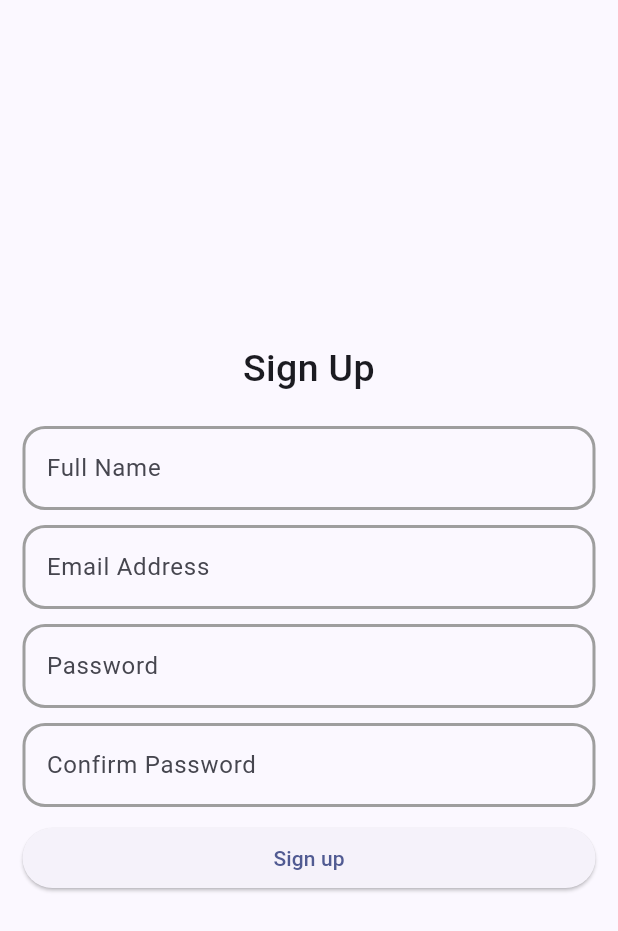
After one commit to Hanan-Mosa/shopping_app, a Flutter app: the screen it shows after launch, after a tap on "Log in", after a tap on "Don't have an account? Sign up here", on a phone screen of 412 x 824 dp. The commit adds this screen. Shown: the top 931 px of the screen. Run offline on Flutter 3.47's test engine with Material 3 defaults, Android fonts, the phone set to English and light mode, and no system bars; our stand-ins replace easy_localization, firebase_auth, firebase_core; accounts and stored records are empty.

Commit message:
add firebase to app & auth

```diff
--- /dev/null
+++ b/lib/auth/login_screen/login_screen.dart
@@ -0,0 +1,160 @@
+import 'package:easy_localization/easy_localization.dart';
+import 'package:firebase_auth/firebase_auth.dart';
+import 'package:flutter/material.dart';
+import 'package:shopping_app/auth/signup_screen/signup_screen.dart';
+import 'package:shopping_app/auth/text_form_field_widget.dart';
+import 'package:shopping_app/dialog_utils.dart';
+import 'package:shopping_app/main_screen/home_screen.dart';
+
+class LoginScreen extends StatefulWidget {
+  static const String routeName = "log in";
+
+  LoginScreen({super.key});
+
+  @override
+  State<LoginScreen> createState() => _LoginScreenState();
+}
+
+class _LoginScreenState extends State<LoginScreen> {
+  final _formKey = GlobalKey<FormState>();
+  TextEditingController emailController = TextEditingController();
+  TextEditingController passwordController = TextEditingController();
+
+  @override
+  Widget build(BuildContext context) {
+    return SafeArea(
+        child: Scaffold(
+            body: Form(
+      key: _formKey,
+      child: Padding(
+        padding: const EdgeInsets.all(15.0),
+        child: Center(
+          child: Column(
+            mainAxisAlignment: MainAxisAlignment.center,
+            crossAxisAlignment: CrossAxisAlignment.stretch,
+            children: [
+              const Text(
+                'Log in',
+                style: TextStyle(
+                  fontSize: 30,
+                  fontWeight: FontWeight.w500,
+                ),
+                textAlign: TextAlign.center,
+              ),
+              const SizedBox(
+                height: 20,
+              ),
+              TextFormFieldWidget(
+                controller: emailController,
+                labelText: tr('email'),
+                type: TextInputType.emailAddress,
+                validate: validateEmail,
+                hidden: false,
+              ),
+              const SizedBox(
+                height: 10,
+              ),
+              TextFormFieldWidget(
+                controller: passwordController,
+                labelText: tr('password'),
+                type: TextInputType.text,
+                validate: validatePassword,
+                hidden: true,
+              ),
+              const SizedBox(
+                height: 10,
+              ),
+              ElevatedButton(
+                  onPressed: () async {
+                    if (_formKey.currentState!.validate()) {
+                      DialogUtils.showLoading(context);
+                      try {
+                        final credential = await FirebaseAuth.instance
+                            .signInWithEmailAndPassword(
+                                email: emailController.text,
+                                password: passwordController.text);
+                        if (credential.user != null) {
+                          clear();
+                          DialogUtils.hideLoading(context);
+                          DialogUtils.showMessage(
+                              context: context,
+                              content: 'Login success ',
+                              title: 'Log in',
+                              posActionName: 'OK',
+                              posAction: () => Navigator.pushReplacementNamed(
+                                  context, HomeScreen.routeName));
+                        }
+                      } on FirebaseAuthException catch (e) {
+                        if (e.code == 'invalid-credential') {
+                          DialogUtils.hideLoading(context);
+                          DialogUtils.showMessage(
+                              context: context,
+                              content: 'No user found for that email. ',
+                              title: 'Log in',
+                              posActionName: 'OK',
+                              posAction: () => Navigator.pop(context));
+                        }
+                      } catch (e) {
+                        DialogUtils.hideLoading(context);
+                        DialogUtils.showMessage(
+                            context: context,
+                            content: e.toString(),
+                            title: 'Log in',
+                            posActionName: 'OK',
+                            posAction: () => Navigator.pop(context));
+                      }
+                    }
+                  },
+                  child: const Row(
+                    mainAxisAlignment: MainAxisAlignment.spaceBetween,
+                    children: [
+                      Text(
+                        'Log in',
+                        style: TextStyle(
+                          fontSize: 20,
+                          fontWeight: FontWeight.w500,
+                        ),
+                      ),
+                      Icon(Icons.login)
+                    ],
+                  )),
+              TextButton(
+                  onPressed: () {
+                    Navigator.push(
+                        context,
+                        MaterialPageRoute(
+                            builder: (context) => SignUpScreen()));
+                  },
+                  child: const Text("Don't have an account? Sign up here"))
+            ],
+          ),
+        ),
+      ),
+    )));
+  }
+
+  void clear() {
+    emailController.clear();
+    passwordController.clear();
+  }
+
+  String? validateEmail(String email) {
+    final bool emailValid = RegExp(
+            r"^[a-zA-Z0-9.a-zA-Z0-9.!#$%&'*+-/=?^_`{|}~]+@[a-zA-Z0-9]+\.[a-zA-Z]+")
+        .hasMatch(email);
+    if (email.contains('@') && email != null && emailValid) {
+      return null;
+    }
+    return 'Email must have @ and a valid email';
+  }
+
+  String? validatePassword(String password) {
+    if (password.trim().length >= 6 &&
+        password != null &&
+        password.isNotEmpty) {
+      return null;
+    } else {
+      return 'Password must be at least 6 characters';
+    }
+  }
+}
--- /dev/null
+++ b/lib/auth/signup_screen/signup_screen.dart
@@ -0,0 +1,186 @@
+import 'package:easy_localization/easy_localization.dart';
+import 'package:firebase_auth/firebase_auth.dart';
+import 'package:flutter/material.dart';
+import 'package:shopping_app/auth/login_screen/login_screen.dart';
+import 'package:shopping_app/auth/text_form_field_widget.dart';
+import 'package:shopping_app/dialog_utils.dart';
+
+class SignUpScreen extends StatefulWidget {
+  static const String routeName = "signup";
+
+  SignUpScreen({super.key});
+
+  @override
+  State<SignUpScreen> createState() => _LoginScreenState();
+}
+
+class _LoginScreenState extends State<SignUpScreen> {
+  final _formKey = GlobalKey<FormState>();
+  TextEditingController nameController = TextEditingController();
+  TextEditingController emailController = TextEditingController();
+  TextEditingController passwordController = TextEditingController();
+  TextEditingController confirmPasswordController = TextEditingController();
+
+  @override
+  Widget build(BuildContext context) {
+    return SafeArea(
+        child: Scaffold(
+            body: Form(
+      key: _formKey,
+      child: Padding(
+        padding: const EdgeInsets.all(15.0),
+        child: Center(
+          child: SingleChildScrollView(
+            child: Column(
+              mainAxisAlignment: MainAxisAlignment.center,
+              crossAxisAlignment: CrossAxisAlignment.stretch,
+              children: [
+                const Text(
+                  'Sign Up',
+                  style: TextStyle(
+                    fontSize: 25,
+                    fontWeight: FontWeight.w500,
+                  ),
+                  textAlign: TextAlign.center,
+                ),
+                const SizedBox(
+                  height: 20,
+                ),
+                TextFormFieldWidget(
+                  controller: nameController,
+                  labelText: tr('name'),
+                  type: TextInputType.name,
+                  validate: validateName,
+                  hidden: false,
+                ),
+                const SizedBox(
+                  height: 10,
+                ),
+                TextFormFieldWidget(
+                  controller: emailController,
+                  labelText: tr('email'),
+                  type: TextInputType.emailAddress,
+                  validate: validateEmail,
+                  hidden: false,
+                ),
+                const SizedBox(
+                  height: 10,
+                ),
+                TextFormFieldWidget(
+                  controller: passwordController,
+                  labelText: tr('password'),
+                  type: TextInputType.text,
+                  validate: validatePassword,
+                  hidden: true,
+                ),
+                const SizedBox(
+                  height: 10,
+                ),
+                TextFormFieldWidget(
+                  controller: confirmPasswordController,
+                  labelText: tr('password_confirmation'),
+                  type: TextInputType.text,
+                  validate: validateConfirmPassword,
+                  hidden: true,
+                ),
+                const SizedBox(
+                  height: 10,
+                ),
+                ElevatedButton(
+                    onPressed: () async {
+                      if (_formKey.currentState!.validate()) {
+                        DialogUtils.showLoading(context);
+                        try {
+                          final credential = await FirebaseAuth.instance
+                              .createUserWithEmailAndPassword(
+                            email: emailController.text,
+                            password: passwordController.text,
+                          );
+                          clear();
+                          DialogUtils.hideLoading(context);
+                          DialogUtils.showMessage(
+                              context: context,
+                              content: 'Account Created Successfully',
+                              title: 'Register',
+                              posActionName: 'Ok',
+                              posAction: () => Navigator.pushReplacement(
+                                  context,
+                                  MaterialPageRoute(
+                                      builder: (context) => LoginScreen())));
+                        } on FirebaseAuthException catch (e) {
+                          if (e.code == 'email-already-in-use') {
+                            DialogUtils.hideLoading(context);
+                            DialogUtils.showMessage(
+                                context: context,
+                                content:
+                                    'The account already exists for that email.',
+                                title: 'Error',
+                                posActionName: 'Ok',
+                                posAction: () => Navigator.pop(context));
+                          }
+                        } catch (e) {
+                          DialogUtils.hideLoading(context);
+                          DialogUtils.showMessage(
+                              context: context,
+                              content: e.toString(),
+                              title: 'Error',
+                              posActionName: 'Ok',
+                              posAction: () => Navigator.pop(context));
+                        }
+                      }
+                    },
+                    child: const Text('Sign up'))
+              ],
+            ),
+          ),
+        ),
+      ),
+    )));
+  }
+
+  void clear() {
+    emailController.clear();
+    passwordController.clear();
+    nameController.clear();
+    confirmPasswordController.clear();
+  }
+
+  String? validateEmail(String email) {
+    final bool emailValid = RegExp(
+            r"^[a-zA-Z0-9.a-zA-Z0-9.!#$%&'*+-/=?^_`{|}~]+@[a-zA-Z0-9]+\.[a-zA-Z]+")
+        .hasMatch(email);
+    if (email.contains('@') && email != null && emailValid) {
+      return null;
+    }
+    return 'Email must have @ and a valid email';
+  }
+
+  String? validateName(String name) {
+    if ((name.codeUnitAt(0) >= 65 && name.codeUnitAt(0) <= 90) &&
+        name != null &&
+        name.isNotEmpty) {
+      return null;
+    }
+    return 'First letter in Full name must be capitalized';
+  }
+
+  String? validatePassword(String password) {
+    if (password.trim().length >= 6 &&
+        password != null &&
+        password.isNotEmpty) {
+      return null;
+    } else {
+      return 'Password must be at least 6 characters';
+    }
+  }
+
+  String? validateConfirmPassword(String confirmPassword) {
+    if (confirmPassword == passwordController.text &&
+        confirmPassword != null &&
+        confirmPassword.isNotEmpty) {
+      return null;
+    } else {
+      return 'confirm field must match with the password field';
+    }
+  }
+}
--- a/lib/main.dart
+++ b/lib/main.dart
@@ -1,11 +1,19 @@
 import 'package:easy_localization/easy_localization.dart';
+import 'package:firebase_core/firebase_core.dart';
 import 'package:flutter/material.dart';
-import 'package:shopping_app/login_screen/login_screen.dart';
+import 'package:shopping_app/auth/login_screen/login_screen.dart';
+import 'package:shopping_app/auth/signup_screen/signup_screen.dart';
+import 'package:shopping_app/main_screen/home_screen.dart';
+
+import 'firebase_options.dart';
 
 void main() async {
   WidgetsFlutterBinding.ensureInitialized();
   await EasyLocalization.ensureInitialized();
 
+  await Firebase.initializeApp(
+    options: DefaultFirebaseOptions.currentPlatform,
+  );
   runApp(
     EasyLocalization(
         supportedLocales: const [Locale('en', 'US'), Locale('ar', 'EG')],
@@ -25,7 +33,14 @@ class MyApp extends StatelessWidget {
       localizationsDelegates: context.localizationDelegates,
       supportedLocales: context.supportedLocales,
       locale: context.locale,
-      home: LoginScreen(),
+      theme: ThemeData(
+          colorScheme: ColorScheme.fromSeed(seedColor: Colors.indigo)),
+      initialRoute: LoginScreen.routeName,
+      routes: {
+        LoginScreen.routeName: (context) => LoginScreen(),
+        SignUpScreen.routeName: (context) => SignUpScreen(),
+        HomeScreen.routeName: (context) => HomeScreen()
+      },
     );
   }
 }
--- a/pubspec.yaml
+++ b/pubspec.yaml
@@ -38,6 +38,8 @@ dependencies:
   cupertino_icons: ^1.0.2
   easy_localization: ^3.0.7
   flutter_animate: ^4.5.2
+  firebase_core: ^2.27.0
+  firebase_auth: ^4.17.8
 
 dev_dependencies:
   flutter_test:
```
Also changed, not shown: lib/dialog_utils.dart (added, +53 -0 lines), lib/login_screen/login_screen.dart (deleted, +0 -159 lines), lib/main_screen/home_screen.dart (+12 -1 lines), firebase.json (added), lib/auth/text_form_field_widget.dart (renamed from lib/login_screen/text_form_field_widget.dart), lib/firebase_options.dart (added), pubspec.lock, 3 other files.
